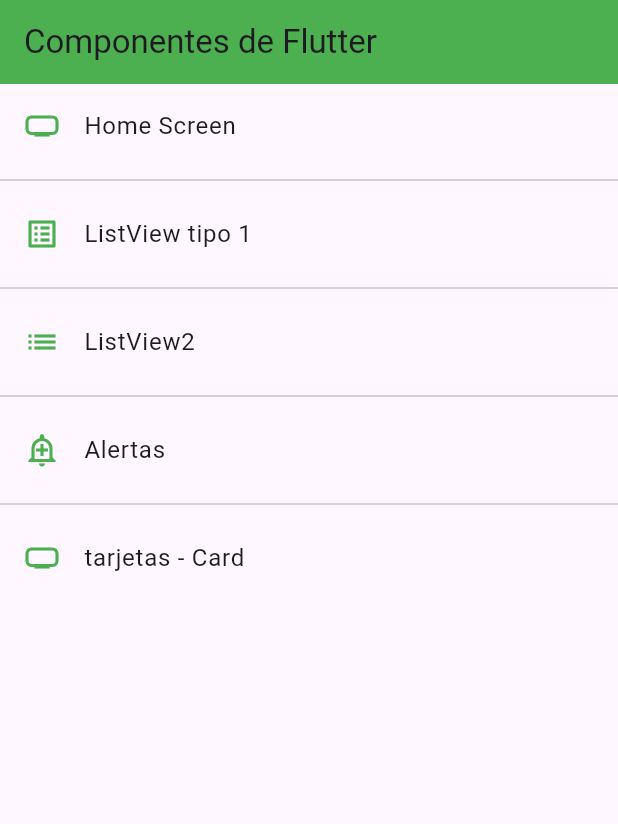
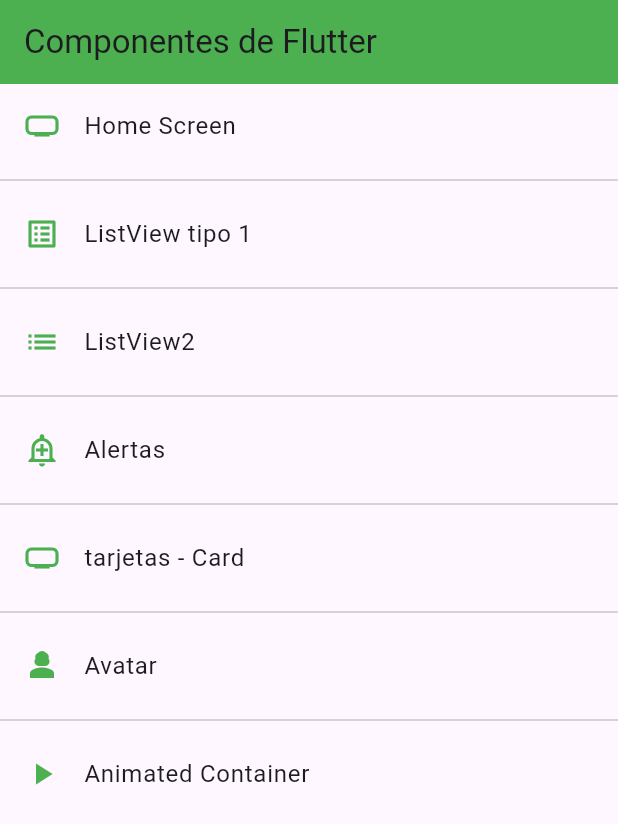
Before and after one commit to Guillermojs9/fl_components, a Flutter app: the screen it shows after launch, on a phone screen of 412 x 824 dp. Shown: the top 824 px of the screen. Run offline on Flutter 3.47's test engine with Material 3 defaults, Android fonts, the phone set to English and light mode, and no system bars.

Commit message:
Sesión 4. Widget Container

```diff
--- a/lib/router/app_routes.dart
+++ b/lib/router/app_routes.dart
@@ -1,4 +1,5 @@
 import 'package:fl_components/models/menu_option.dart';
+import 'package:fl_components/screens/animated_screen.dart';
 import 'package:fl_components/screens/screens.dart';
 import 'package:flutter/material.dart';
 
@@ -31,6 +32,16 @@ class AppRoutes {
         icon: Icons.home_max_sharp,
         name: "tarjetas - Card",
         screen: const CardScreen()),
+    MenuOption(
+        route: "avatar",
+        icon: Icons.person_3,
+        name: "Avatar",
+        screen: const AvatarScreen()),
+    MenuOption(
+        route: "animated",
+        icon: Icons.play_arrow,
+        name: "Animated Container",
+        screen: const AnimatedScreen()),
   ];
 
   static Map<String, Widget Function(BuildContext)> getAppRoutes() {
--- a/lib/screens/screens.dart
+++ b/lib/screens/screens.dart
@@ -3,3 +3,4 @@ export 'package:fl_components/screens/card_screen.dart';
 export 'package:fl_components/screens/home_screen.dart';
 export 'package:fl_components/screens/listview1_screen.dart';
 export 'package:fl_components/screens/listview2_screen.dart';
+export 'package:fl_components/screens/avatar_screen.dart';
--- a/lib/theme/app_theme.dart
+++ b/lib/theme/app_theme.dart
@@ -19,5 +19,15 @@ class AppTheme {
       textButtonTheme: TextButtonThemeData(
         style: TextButton.styleFrom(foregroundColor: primary),
       ),
-  );
+      //FloatingActionButtons
+      floatingActionButtonTheme: const FloatingActionButtonThemeData(
+        backgroundColor: primary,
+        elevation: 5,
+      ),
+      //ElevatedButtons
+      elevatedButtonTheme: ElevatedButtonThemeData(
+          style: ElevatedButton.styleFrom(
+              backgroundColor: primary,
+              shape: const StadiumBorder(),
+              elevation: 5)));
 }
```
Also changed, not shown: lib/screens/alert_screen.dart (+37 -3 lines), lib/screens/animated_screen.dart (added, +33 -0 lines), lib/screens/avatar_screen.dart (added, +30 -0 lines), lib/screens/card_screen.dart (+25 -2 lines), lib/widgets/custom_card_tipo2.dart (+13 -10 lines). Lines whose indentation alone changed are shown as unchanged.
